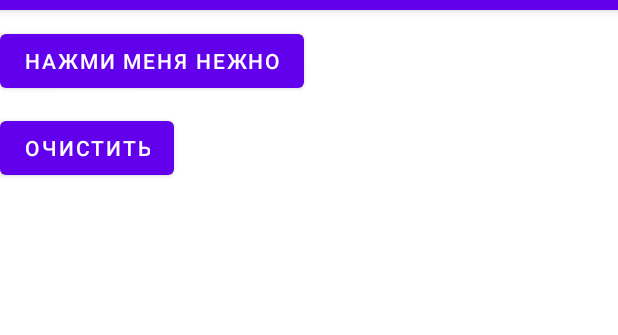
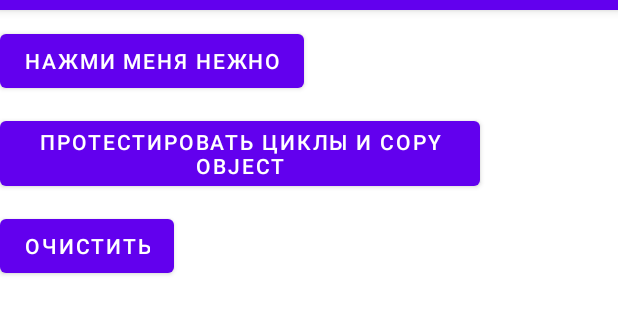
Before and after one commit to SorokaUP/Kotlin, an Android app: the screen it shows after launch (MainActivity), on a phone screen of 412 x 824 dp, the part 74-409 px from its top. Run offline under Robolectric (Android 15) with nearby library versions, the phone set to English and light mode, and no system bars.

Commit message:
Добавлены проверки циклов и копирования объектов.

```diff
--- /dev/null
+++ b/app/src/main/java/ru/sorokin/flyfilms/User.kt
@@ -0,0 +1,3 @@
+package ru.sorokin.flyfilms
+
+data class User(val login: String, var isAdmin: Boolean)
--- a/app/src/main/res/layout/activity_main.xml
+++ b/app/src/main/res/layout/activity_main.xml
@@ -13,6 +13,16 @@
         android:layout_height="wrap_content"
         android:layout_marginTop="10dp"
         android:text="@string/firstButton"
+        app:layout_constraintEnd_toEndOf="parent"
+        app:layout_constraintStart_toStartOf="parent"
+        app:layout_constraintTop_toTopOf="parent" />
+
+    <Button
+        android:id="@+id/testButton"
+        android:layout_width="wrap_content"
+        android:layout_height="wrap_content"
+        android:layout_marginTop="10dp"
+        android:text="@string/testButton"
         app:layout_constraintEnd_toEndOf="parent"
         app:layout_constraintStart_toStartOf="parent"
         app:layout_constraintTop_toTopOf="parent" />
--- a/app/src/main/res/values/strings.xml
+++ b/app/src/main/res/values/strings.xml
@@ -2,4 +2,5 @@
     <string name="app_name">FlyFilms</string>
     <string name="firstButton">Нажми меня нежно</string>
     <string name="clearButton">Очистить</string>
+    <string name="testButton">Протестировать циклы и Copy Object</string>
 </resources>
```
Also changed, not shown: app/src/main/java/ru/sorokin/flyfilms/MainActivity.kt (+53 -7 lines), 1 other file.
